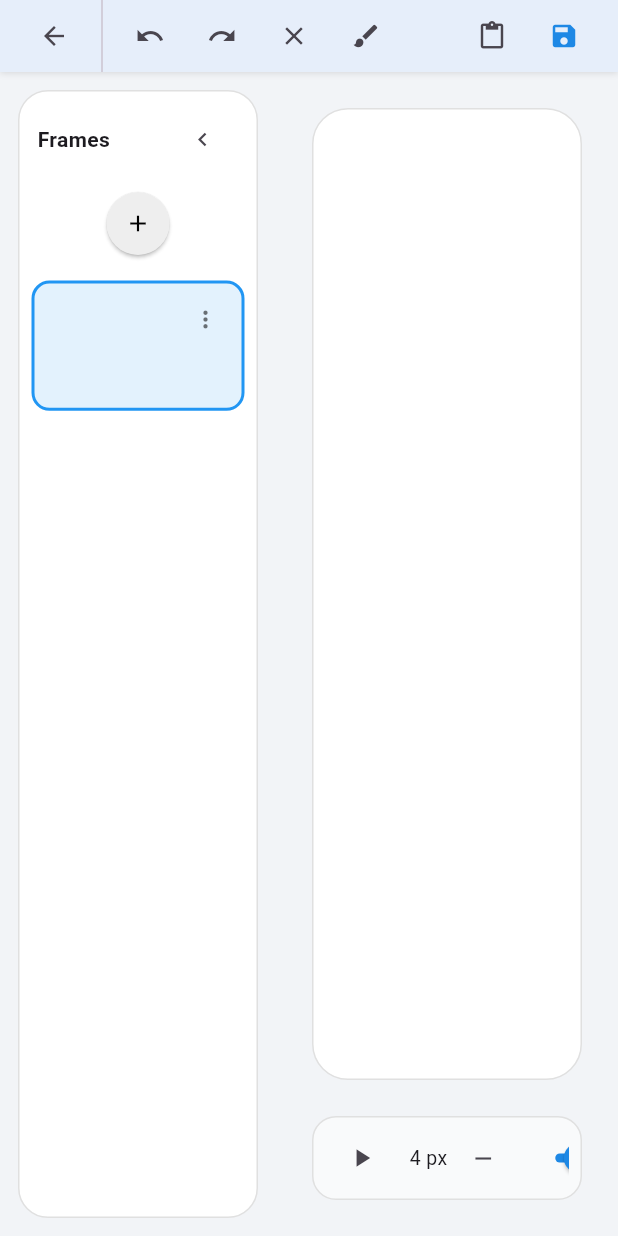
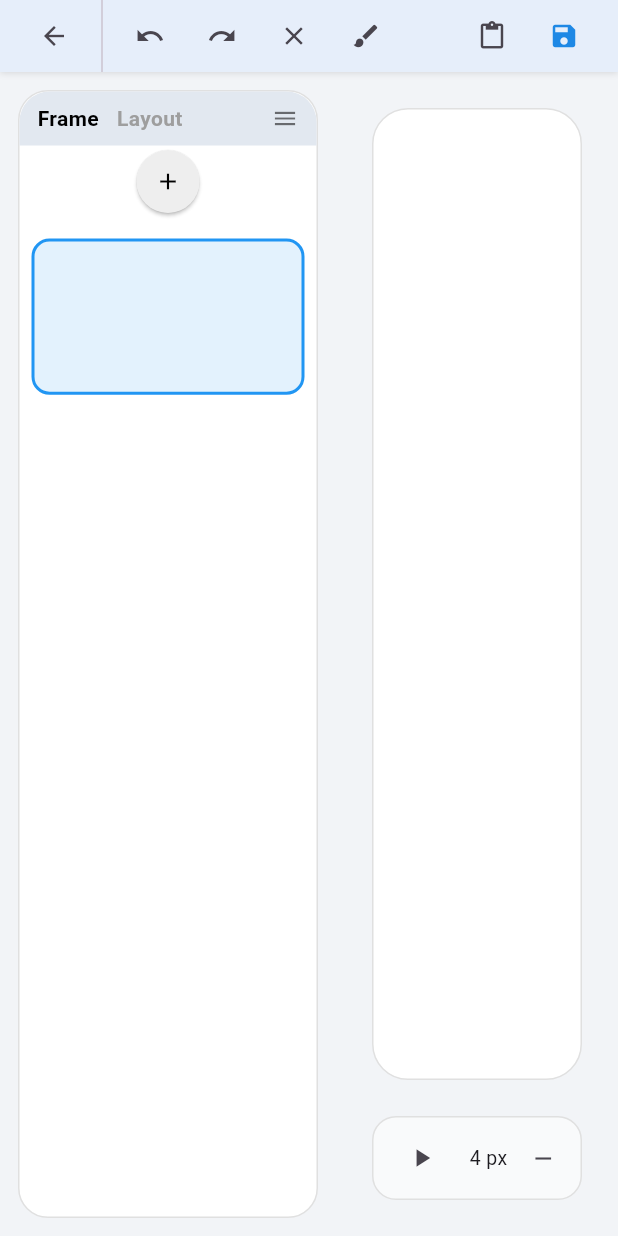
Before and after one commit to HSUxTHP/calliope, a Flutter app: the screen it shows after launch, after a tap on the "save" icon, on a phone screen of 412 x 824 dp. Run offline on Flutter 3.47's test engine with Material 3 defaults, Android fonts, the phone set to English and light mode, and no system bars; our stand-ins replace firebase_core, flutter_dotenv, get, material_design_icons_flutter, supabase_flutter; accounts and stored records are empty.

Commit message:
Restructures frames into layers for animation
Refactors frame handling to support multiple layers per frame,
allowing for more complex animation.

Introduces a layout/frame toggle for better organization and
introduces thumbnail caching for improved performance.

Updates UI to reflect changes in data structure.

```diff
--- a/lib/app/modules/draw/controllers/draw_controller.dart
+++ b/lib/app/modules/draw/controllers/draw_controller.dart
@@ -1,3 +1,5 @@
+// ✅ DrawController có thêm biến điều khiển hiển thị layout/frame
+
 import 'dart:async';
 import 'dart:typed_data';
 import 'dart:ui' as ui;
@@ -19,21 +21,21 @@ class DrawController extends GetxController {
   final selectedWidth = 4.0.obs;
   final isEraser = false.obs;
 
-  final frames = <List<DrawnLine>>[].obs;
-  final currentFrame = Rxn<List<DrawnLine>>();
+  final frameLayers = <List<List<DrawnLine>>>[].obs; // mỗi frame có 3 layers
   final currentFrameIndex = 0.obs;
-  final Map<List<DrawnLine>, Uint8List> thumbnailCache = {};
+  final currentLayerIndex = 0.obs;
+  final Map<String, Uint8List> thumbnailCache = {}; // key = frameIndex_layerIndex
 
   final isPlaying = false.obs;
   final isFrameListExpanded = true.obs;
+  final isShowingLayout = false.obs; // ✅ thêm để chuyển tab Frame/Layout
 
   Timer? _playbackTimer;
   int _currentIndex = 0;
   final int fps = 6;
 
   List<DrawnLine>? copiedFrame;
-
-  static const Size canvasSize = Size(1600, 900); // Kích thước canvas
+  static const Size canvasSize = Size(1600, 900);
 
   IconData get currentToolIcon => isEraser.value ? MdiIcons.eraser : Icons.brush;
   String get currentToolTooltip => isEraser.value ? 'Tẩy' : 'Bút';
@@ -62,7 +64,7 @@ class DrawController extends GetxController {
     if (lines.isNotEmpty) {
       lines.last.points.add(null);
       lines.refresh();
-      thumbnailCache.remove(currentFrame.value);
+      _clearThumbnailCache();
     }
   }
 
@@ -70,7 +72,7 @@ class DrawController extends GetxController {
     if (undoStack.isNotEmpty) {
       redoStack.add(List.from(lines.map((l) => l.copy())));
       lines.value = undoStack.removeLast();
-      thumbnailCache.remove(currentFrame.value);
+      _clearThumbnailCache();
     }
   }
 
@@ -78,14 +80,14 @@ class DrawController extends GetxController {
     if (redoStack.isNotEmpty) {
       undoStack.add(List.from(lines.map((l) => l.copy())));
       lines.value = redoStack.removeLast();
-      thumbnailCache.remove(currentFrame.value);
+      _clearThumbnailCache();
     }
   }
 
   void clearCanvas() {
     undoStack.add(List.from(lines.map((l) => l.copy())));
     lines.clear();
-    thumbnailCache.remove(currentFrame.value);
+    _clearThumbnailCache();
   }
 
   void toggleEraser() => isEraser.toggle();
@@ -94,63 +96,60 @@ class DrawController extends GetxController {
   void toggleFrameList() => isFrameListExpanded.toggle();
 
   void addFrame() {
-    final empty = <DrawnLine>[];
-    frames.insert(0, empty);
-    lines.value = empty;
-    currentFrame.value = empty;
+    final layers = List.generate(3, (_) => <DrawnLine>[]);
+    frameLayers.insert(0, layers);
     currentFrameIndex.value = 0;
+    currentLayerIndex.value = 0;
+    lines.value = layers[0];
+  }
+
+  void selectFrame(int index) {
+    saveCurrentFrame();
+    currentFrameIndex.value = index;
+    currentLayerIndex.value = 0;
+    lines.value = frameLayers[index][0].map((l) => l.copy()).toList();
+  }
+
+  void switchLayer(int layerIndex) {
+    saveCurrentFrame();
+    currentLayerIndex.value = layerIndex;
+    lines.value = frameLayers[currentFrameIndex.value][layerIndex].map((l) => l.copy()).toList();
   }
 
   void saveCurrentFrame() {
-    final index = frames.indexOf(currentFrame.value!);
-    if (index != -1) {
-      final copied = lines.map((l) => l.copy()).toList();
-      frames[index] = copied;
-      currentFrame.value = copied;
-      thumbnailCache.remove(currentFrame.value);
+    final frameIndex = currentFrameIndex.value;
+    final layerIndex = currentLayerIndex.value;
+    if (frameIndex < frameLayers.length) {
+      frameLayers[frameIndex][layerIndex] = lines.map((l) => l.copy()).toList();
+      _clearThumbnailCache();
     }
   }
 
-  void selectFrame(List<DrawnLine> frame) {
-    saveCurrentFrame();
-    final index = frames.indexOf(frame);
-    if (index != -1) {
-      final copied = frame.map((l) => l.copy()).toList();
-      currentFrameIndex.value = index;
-      currentFrame.value = frame;
-      lines.value = copied;
-    }
-  }
-
-  void removeFrame(List<DrawnLine> frame) {
-    final index = frames.indexOf(frame);
-    if (index != -1) {
-      frames.removeAt(index);
-      thumbnailCache.remove(frame);
-      if (frames.isNotEmpty) {
+  void removeFrame(int index) {
+    if (index >= 0 && index < frameLayers.length) {
+      frameLayers.removeAt(index);
+      if (frameLayers.isNotEmpty) {
         final newIndex = (index > 0) ? index - 1 : 0;
-        selectFrame(frames[newIndex]);
+        selectFrame(newIndex);
       } else {
         lines.clear();
-        currentFrame.value = null;
       }
     }
   }
 
-  void copyFrame(List<DrawnLine> frame) {
+  void copyFrame(int index) {
+    final frame = frameLayers[index][currentLayerIndex.value];
     copiedFrame = frame.map((l) => l.copy()).toList();
   }
 
   void pasteCopiedFrame() {
     if (copiedFrame == null) return;
-
-    final newFrame = copiedFrame!.map((l) => l.copy()).toList();
+    final newLayer = copiedFrame!.map((l) => l.copy()).toList();
     final insertIndex = currentFrameIndex.value + 1;
-
-    frames.insert(insertIndex, newFrame);
-    currentFrameIndex.value = insertIndex;
-    lines.value = newFrame;
-    currentFrame.value = newFrame;
+    final newLayers = List.generate(3, (_) => <DrawnLine>[]);
+    newLayers[0] = newLayer;
+    frameLayers.insert(insertIndex, newLayers);
+    selectFrame(insertIndex);
   }
 
   void togglePlayback() {
@@ -158,11 +157,11 @@ class DrawController extends GetxController {
     if (isPlaying.value) {
       _currentIndex = 0;
       _playbackTimer = Timer.periodic(Duration(milliseconds: 1000 ~/ fps), (_) {
-        if (frames.isEmpty) return;
-        _currentIndex = (_currentIndex + 1) % frames.length;
-        final copied = frames[_currentIndex].map((l) => l.copy()).toList();
-        lines.value = copied;
+        if (frameLayers.isEmpty) return;
+        _currentIndex = (_currentIndex + 1) % frameLayers.length;
+        lines.value = frameLayers[_currentIndex][0].map((l) => l.copy()).toList();
         currentFrameIndex.value = _currentIndex;
+        currentLayerIndex.value = 0;
       });
     } else {
       _playbackTimer?.cancel();
@@ -183,10 +182,9 @@ class DrawController extends GetxController {
     return null;
   }
 
-  Future<Uint8List> renderThumbnail(List<DrawnLine> lines) async {
-    if (thumbnailCache.containsKey(lines)) {
-      return thumbnailCache[lines]!;
-    }
+  Future<Uint8List> renderThumbnail(int frameIndex, int layerIndex) async {
+    final cacheKey = '$frameIndex-$layerIndex';
+    if (thumbnailCache.containsKey(cacheKey)) return thumbnailCache[cacheKey]!;
 
     const double thumbWidth = 160;
     const double thumbHeight = 90;
@@ -195,7 +193,7 @@ class DrawController extends GetxController {
     final canvas = Canvas(recorder, Rect.fromLTWH(0, 0, thumbWidth, thumbHeight));
     canvas.scale(thumbWidth / canvasSize.width, thumbHeight / canvasSize.height);
 
-    final painter = Sketcher(lines: lines);
+    final painter = Sketcher(lines: frameLayers[frameIndex][layerIndex]);
     painter.paint(canvas, canvasSize);
 
     final picture = recorder.endRecording();
@@ -203,7 +201,11 @@ class DrawController extends GetxController {
     final byteData = await image.toByteData(format: ui.ImageByteFormat.png);
     final bytes = byteData!.buffer.asUint8List();
 
-    thumbnailCache[lines] = bytes;
+    thumbnailCache[cacheKey] = bytes;
     return bytes;
   }
+
+  void _clearThumbnailCache() {
+    thumbnailCache.clear();
+  }
 }
--- a/lib/app/modules/draw/views/draw_view.dart
+++ b/lib/app/modules/draw/views/draw_view.dart
@@ -18,7 +18,7 @@ class DrawView extends GetView<DrawController> {
             child: Row(
               children: [
                 Obx(() => controller.isFrameListExpanded.value
-                    ? _buildFrameList()
+                    ? _buildSidebar()
                     : Padding(
                   padding: const EdgeInsets.symmetric(horizontal: 8.0, vertical: 12.0),
                   child: Column(
@@ -155,9 +155,9 @@ class DrawView extends GetView<DrawController> {
     );
   }
 
-  Widget _buildFrameList() {
+  Widget _buildSidebar() {
     return Container(
-      width: 160,
+      width: 200,
       margin: const EdgeInsets.all(12),
       decoration: BoxDecoration(
         color: Colors.white,
@@ -166,16 +166,34 @@ class DrawView extends GetView<DrawController> {
       ),
       child: Column(
         children: [
-          Padding(
+          Container(
             padding: const EdgeInsets.symmetric(horizontal: 12, vertical: 8),
+            decoration: BoxDecoration(
+              color: const Color(0xFFE2E8F0),
+              borderRadius: const BorderRadius.only(
+                topLeft: Radius.circular(20),
+                topRight: Radius.circular(20),
+              ),
+            ),
             child: Row(
-              mainAxisAlignment: MainAxisAlignment.spaceBetween,
               children: [
-                const Text('Frames', style: TextStyle(fontWeight: FontWeight.bold)),
-                IconButton(
-                  icon: const Icon(Icons.chevron_left, size: 18),
-                  onPressed: controller.toggleFrameList,
-                ),
+                Obx(() => GestureDetector(
+                  onTap: () => controller.isShowingLayout.value = false,
+                  child: Text('Frame',
+                      style: TextStyle(
+                          fontWeight: FontWeight.bold,
+                          color: controller.isShowingLayout.value ? Colors.grey : Colors.black)),
+                )),
+                const SizedBox(width: 12),
+                Obx(() => GestureDetector(
+                  onTap: () => controller.isShowingLayout.value = true,
+                  child: Text('Layout',
+                      style: TextStyle(
+                          fontWeight: FontWeight.bold,
+                          color: controller.isShowingLayout.value ? Colors.black : Colors.grey)),
+                )),
+                const Spacer(),
+                const Icon(Icons.menu, size: 18, color: Colors.black54),
               ],
             ),
           ),
@@ -191,15 +209,23 @@ class DrawView extends GetView<DrawController> {
           ),
           const SizedBox(height: 8),
           Expanded(
-            child: Obx(() => ListView.builder(
+            child: Obx(() => controller.isShowingLayout.value
+                ? _buildLayoutList()
+                : _buildFrameList()),
+          ),
+        ],
+      ),
+    );
+  }
+
+  Widget _buildFrameList() {
+    return ListView.builder(
       padding: const EdgeInsets.symmetric(horizontal: 8),
-              itemCount: controller.frames.length,
+      itemCount: controller.frameLayers.length,
       itemBuilder: (_, index) {
-                final frame = controller.frames[index];
         final isSelected = controller.currentFrameIndex.value == index;
-
         return GestureDetector(
-                  onTap: () => controller.selectFrame(frame),
+          onTap: () => controller.selectFrame(index),
           child: Container(
             margin: const EdgeInsets.symmetric(vertical: 6),
             decoration: BoxDecoration(
@@ -210,16 +236,8 @@ class DrawView extends GetView<DrawController> {
                 width: 2,
               ),
             ),
-                    child: Stack(
-                      children: [
-                        Padding(
-                          padding: const EdgeInsets.all(6),
-                          child: SizedBox(
-                            width: 140,
-                            child: AspectRatio(
-                              aspectRatio: 16 / 9,
             child: FutureBuilder<Uint8List>(
-                                future: controller.renderThumbnail(frame),
+              future: controller.renderThumbnail(index, 0),
               builder: (_, snapshot) {
                 if (snapshot.connectionState == ConnectionState.done && snapshot.hasData) {
                   return ClipRRect(
@@ -227,63 +245,49 @@ class DrawView extends GetView<DrawController> {
                     child: Image.memory(snapshot.data!, fit: BoxFit.cover),
                   );
                 }
-                                  return const Center(child: CircularProgressIndicator(strokeWidth: 1.2));
+                return const SizedBox(height: 80, child: Center(child: CircularProgressIndicator(strokeWidth: 1.2)));
               },
-                              ),
-                            ),
-                          ),
-                        ),
-                        Positioned(
-                          top: 0,
-                          right: 0,
-                          child: PopupMenuButton<String>(
-                            icon: const Icon(Icons.more_vert, size: 18, color: Colors.black54),
-                            onSelected: (value) {
-                              switch (value) {
-                                case 'save':
-                                  controller.copyFrame(frame);
-                                  break;
-                                case 'paste':
-                                  controller.lines.value = frame.map((l) => l.copy()).toList();
-                                  break;
-                                case 'delete':
-                                  controller.removeFrame(frame);
-                                  break;
-                              }
-                            },
-                            itemBuilder: (_) => [
-                              const PopupMenuItem(
-                                value: 'save',
-                                child: Row(
-                                  children: [
-                                    Icon(Icons.copy, color: Colors.blueAccent, size: 18),
-                                    SizedBox(width: 8),
-                                    Text('Copy'),
-                                  ],
-                                ),
-                              ),
-                              const PopupMenuItem(
-                                value: 'delete',
-                                child: Row(
-                                  children: [
-                                    Icon(Icons.delete, color: Colors.redAccent, size: 18),
-                                    SizedBox(width: 8),
-                                    Text('Xoá'),
-                                  ],
-                                ),
-                              ),
-                            ],
-                          ),
-                        ),
-                      ],
             ),
           ),
         );
       },
-            )),
+    );
+  }
+
+  Widget _buildLayoutList() {
+    final index = controller.currentFrameIndex.value;
+    return ListView.builder(
+      padding: const EdgeInsets.symmetric(horizontal: 8),
+      itemCount: 3,
+      itemBuilder: (_, layerIndex) {
+        final isSelected = controller.currentLayerIndex.value == layerIndex;
+        return GestureDetector(
+          onTap: () => controller.switchLayer(layerIndex),
+          child: Container(
+            margin: const EdgeInsets.symmetric(vertical: 6),
+            decoration: BoxDecoration(
+              color: isSelected ? Colors.indigo.shade50 : Colors.white,
+              borderRadius: BorderRadius.circular(12),
+              border: Border.all(
+                color: isSelected ? Colors.indigo : Colors.grey.shade300,
+                width: 2,
               ),
-        ],
             ),
+            child: FutureBuilder<Uint8List>(
+              future: controller.renderThumbnail(index, layerIndex),
+              builder: (_, snapshot) {
+                if (snapshot.connectionState == ConnectionState.done && snapshot.hasData) {
+                  return ClipRRect(
+                    borderRadius: BorderRadius.circular(8),
+                    child: Image.memory(snapshot.data!, fit: BoxFit.cover),
+                  );
+                }
+                return const SizedBox(height: 80, child: Center(child: CircularProgressIndicator(strokeWidth: 1.2)));
+              },
+            ),
+          ),
+        );
+      },
     );
   }
 }
```
Lines whose indentation alone changed are shown as unchanged.
